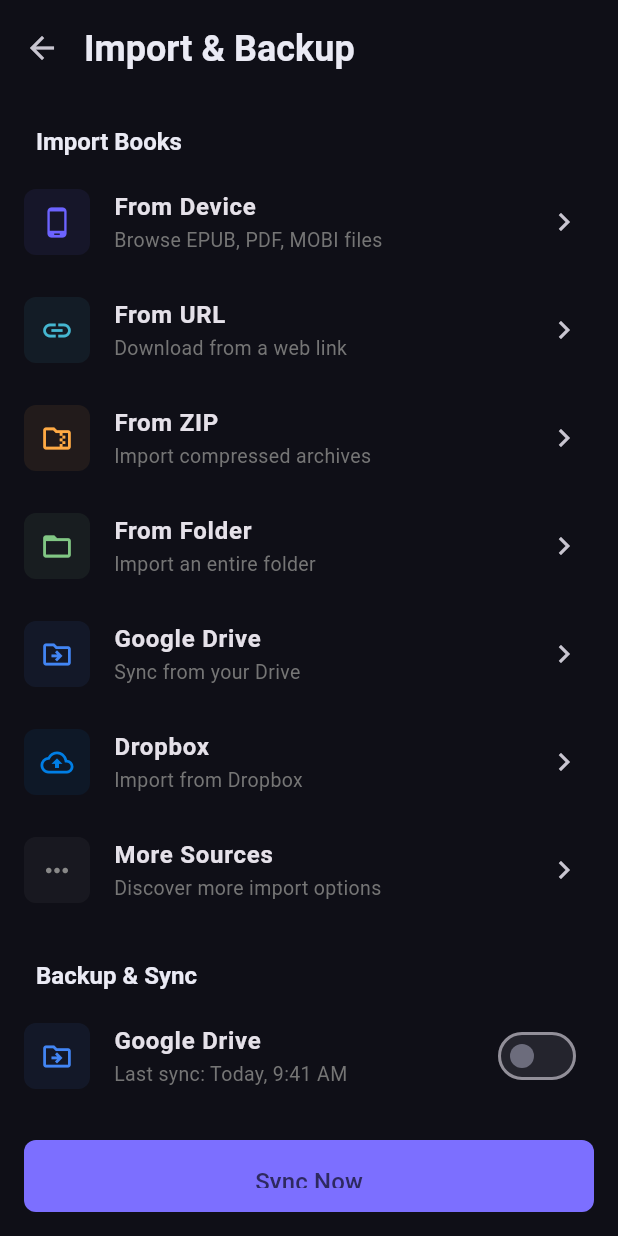
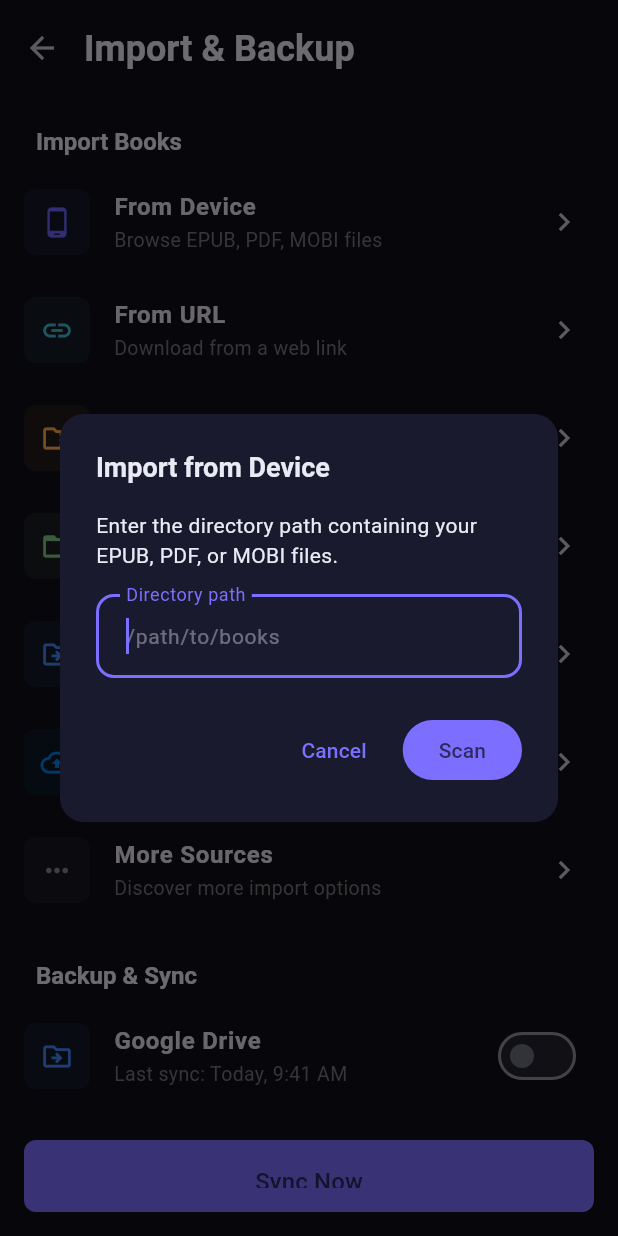
Before and after one commit to gitvs33/poneglyph, a Flutter app: the ImportBackupScreen screen opened directly, after a tap on "From Device", on a phone screen of 412 x 824 dp. Run offline on Flutter 3.47's test engine with Material 3 defaults, Android fonts, the phone set to English and light mode, and no system bars; our stand-ins replace shared_preferences; accounts and stored records are empty.

Commit message:
Replace file_picker with dart:io directory scan for importing
file_picker v11 is incompatible with Flutter 3.44's Built-in
Kotlin (KGP version conflict). Replaced with portable dart:io
scan: user enters a directory path, app recursively scans for
EPUB/PDF/MOBI files and imports them.

This is 100% portable - no platform plugins, no Kotlin/Gradle
issues. Both Linux and Android builds verified.

```diff
--- a/lib/screens/import_backup_screen.dart
+++ b/lib/screens/import_backup_screen.dart
@@ -1,13 +1,13 @@
 import 'package:flutter/material.dart';
 import 'package:provider/provider.dart';
-import 'package:file_picker/file_picker.dart';
+import 'dart:io';
 import '../../theme/design_tokens.dart';
 import '../../providers/library_provider.dart';
 import '../../models/book.dart';
 
-/// Merged Import & Backup screen with REAL file importing.
+/// Merged Import & Backup screen with file-scan based importing.
 ///
-/// "From Device" opens the native file picker for EPUB/PDF/MOBI files.
+/// "From Device" scans a user-specified directory for EPUB/PDF/MOBI files.
 /// "From URL" shows a dialog to paste a download link.
 /// Other sources show "Coming soon".
 class ImportBackupScreen extends StatefulWidget {
@@ -21,28 +21,67 @@
   bool _isImporting = false;
 
   Future<void> _importFromDevice() async {
-    try {
-      final result = await FilePicker.pickFiles(
-        type: FileType.custom,
-        allowedExtensions: ['epub', 'pdf', 'mobi'],
-        allowMultiple: true,
+    final controller = TextEditingController();
+    final path = await showDialog<String>(
+      context: context,
+      builder: (ctx) => AlertDialog(
+        title: const Text('Import from Device'),
+        content: Column(
+          mainAxisSize: MainAxisSize.min,
+          children: [
+            const Text(
+              'Enter the directory path containing your EPUB, PDF, '
+              'or MOBI files.',
+            ),
+            const SizedBox(height: 16),
+            TextField(
+              controller: controller,
+              decoration: const InputDecoration(
+                hintText: '/path/to/books',
+                labelText: 'Directory path',
+              ),
+              autofocus: true,
+            ),
+          ],
+        ),
+        actions: [
+          TextButton(
+            onPressed: () => Navigator.pop(ctx),
+            child: const Text('Cancel'),
+          ),
+          FilledButton(
+            onPressed: () => Navigator.pop(ctx, controller.text.trim()),
+            child: const Text('Scan'),
+          ),
+        ],
+      ),
     );
 
-      if (result == null || result.files.isEmpty) return;
+    if (path == null || path.isEmpty) return;
+
+    final dir = Directory(path);
+    if (!await dir.exists()) {
+      if (mounted) {
+        ScaffoldMessenger.of(context).showSnackBar(
+          const SnackBar(
+            content: Text('Directory not found'),
+            behavior: SnackBarBehavior.floating,
+          ),
+        );
+      }
+      return;
+    }
 
     setState(() => _isImporting = true);
     final library = context.read<LibraryProvider>();
     int added = 0;
 
-      for (final file in result.files) {
-        if (file.path == null) continue;
-
-        final filePath = file.path!;
-        final fileName = file.name;
-        final ext = (file.extension ?? '').toLowerCase();
-
-        // Determine format from extension
-        BookFormat format;
+    try {
+      await for (final entity
+          in dir.list(recursive: true, followLinks: false)) {
+        if (entity is! File) continue;
+        final ext = entity.path.split('.').last.toLowerCase();
+        BookFormat? format;
         switch (ext) {
           case 'epub':
             format = BookFormat.epub;
@@ -53,28 +92,24 @@
           case 'mobi':
             format = BookFormat.mobi;
             break;
-          default:
-            continue; // skip unknown
         }
+        if (format == null) continue;
 
-        // Extract title from filename (strip extension)
+        final fileName = entity.path.split('/').last;
         final title = fileName.replaceAll(RegExp(r'\.[^.]+$'), '');
-
-        // Create a unique ID from path + timestamp
-        final id = 'book_${DateTime.now().millisecondsSinceEpoch}_$added';
-
-        final book = Book(
-          id: id,
+        await library.addBook(Book(
+          id: 'import_${DateTime.now().millisecondsSinceEpoch}_$added',
           title: title,
           author: 'Unknown',
           format: format,
           source: BookSource.device,
-          filePath: filePath,
+          filePath: entity.path,
           totalPages: 0,
-        );
-
-        await library.addBook(book);
+        ));
         added++;
+      }
+    } catch (e) {
+      // ignore scanning errors
     }
 
     setState(() => _isImporting = false);
@@ -83,24 +118,11 @@
       ScaffoldMessenger.of(context).showSnackBar(
         SnackBar(
           content: Text(
-              added == 1
-                  ? 'Imported 1 book'
-                  : 'Imported $added books',
+            added == 1 ? 'Imported 1 book' : 'Imported $added books',
           ),
           behavior: SnackBarBehavior.floating,
         ),
       );
-      }
-    } catch (e) {
-      setState(() => _isImporting = false);
-      if (mounted) {
-        ScaffoldMessenger.of(context).showSnackBar(
-          SnackBar(
-            content: Text('Import failed: $e'),
-            behavior: SnackBarBehavior.floating,
-          ),
-        );
-      }
     }
   }
 
@@ -134,16 +156,14 @@
 
     if (url == null || url.isEmpty) return;
 
-    // Extract filename from URL for the title
     final uri = Uri.tryParse(url);
     final pathSegments = uri?.pathSegments ?? [];
     final fileName = pathSegments.isNotEmpty ? pathSegments.last : 'book';
     final title = fileName.replaceAll(RegExp(r'\.[^.]+$'), '');
-
-    // Guess format from extension
     final ext = fileName.contains('.')
         ? fileName.split('.').last.toLowerCase()
         : 'epub';
+
     BookFormat format;
     switch (ext) {
       case 'pdf':
@@ -193,69 +213,69 @@
   Widget build(BuildContext context) {
     final theme = Theme.of(context);
 
-    const importOptions = [
+    final importOptions = [
       _ImportOptionData(
         icon: Icons.phone_android,
         title: 'From Device',
         subtitle: 'Browse EPUB, PDF, MOBI files',
-        color: Color(0xFF6C63FF),
+        color: const Color(0xFF6C63FF),
       ),
       _ImportOptionData(
         icon: Icons.link,
         title: 'From URL',
         subtitle: 'Download from a web link',
-        color: Color(0xFF45B7D1),
+        color: const Color(0xFF45B7D1),
       ),
       _ImportOptionData(
         icon: Icons.folder_zip_outlined,
         title: 'From ZIP',
         subtitle: 'Import compressed archives',
-        color: Color(0xFFFFAA44),
+        color: const Color(0xFFFFAA44),
       ),
       _ImportOptionData(
         icon: Icons.folder_open,
         title: 'From Folder',
         subtitle: 'Import an entire folder',
-        color: Color(0xFF81C784),
+        color: const Color(0xFF81C784),
       ),
       _ImportOptionData(
         icon: Icons.drive_file_move_outlined,
         title: 'Google Drive',
         subtitle: 'Sync from your Drive',
-        color: Color(0xFF4285F4),
+        color: const Color(0xFF4285F4),
       ),
       _ImportOptionData(
         icon: Icons.cloud_upload_outlined,
         title: 'Dropbox',
         subtitle: 'Import from Dropbox',
-        color: Color(0xFF007EE5),
+        color: const Color(0xFF007EE5),
       ),
       _ImportOptionData(
         icon: Icons.more_horiz,
         title: 'More Sources',
         subtitle: 'Discover more import options',
-        color: Color(0xFF888888),
+        color: const Color(0xFF888888),
       ),
     ];
 
-    const backupOptions = [
+    final backupOptions = [
       _BackupOptionData(
         icon: Icons.drive_file_move_outlined,
         title: 'Google Drive',
         subtitle: 'Last sync: Today, 9:41 AM',
-        color: Color(0xFF4285F4),
+        color: const Color(0xFF4285F4),
       ),
       _BackupOptionData(
         icon: Icons.cloud_upload_outlined,
         title: 'Dropbox',
         subtitle: 'Last sync: Yesterday',
-        color: Color(0xFF007EE5),
+        color: const Color(0xFF007EE5),
       ),
       _BackupOptionData(
         icon: Icons.sync,
         title: 'Auto Backup',
         subtitle: 'Wi-Fi only',
-        color: Color(0xFF34C759),
+        color: const Color(0xFF34C759),
       ),
     ];
 
@@ -263,7 +283,7 @@
       body: SafeArea(
         child: Column(
           children: [
-            // ── Header ──────────────────────────────────────
+            // ── Header
             Padding(
               padding: const EdgeInsets.fromLTRB(
                 DesignTokens.grid4,
@@ -283,14 +303,13 @@
               ),
             ),
 
-            // ── Scrollable body ──────────────────────────────
+            // ── Scrollable body
             Expanded(
               child: Stack(
                 children: [
                   ListView(
                     padding: const EdgeInsets.only(bottom: DesignTokens.grid16),
                     children: [
-                      //  ··· Import Books section ···
                       Padding(
                         padding: const EdgeInsets.fromLTRB(
                           DesignTokens.grid24,
@@ -315,10 +334,7 @@
                           _comingSoon,
                         ),
                       ),
-
                       const SizedBox(height: DesignTokens.grid16),
-
-                      //  ··· Backup & Sync section ···
                       Padding(
                         padding: const EdgeInsets.fromLTRB(
                           DesignTokens.grid24,
@@ -338,8 +354,6 @@
                       ),
                     ],
                   ),
-
-                  // Loading overlay
                   if (_isImporting)
                     Container(
                       color: Colors.black26,
@@ -351,7 +365,7 @@
               ),
             ),
 
-            // ── Sync Now button (pinned to bottom) ──────────
+            // ── Sync Now button
             Padding(
               padding: const EdgeInsets.fromLTRB(
                 DesignTokens.grid16,
@@ -459,8 +473,6 @@
   }
 }
 
-// ── Private data classes ──────────────────────────────────────
-
 class _ImportOptionData {
   final IconData icon;
   final String title;
--- a/pubspec.yaml
+++ b/pubspec.yaml
@@ -13,8 +13,6 @@
   provider: ^6.1.2
   shared_preferences: ^2.3.4
   intl: ^0.20.2
-  file_picker: ^11.0.2
-
 dev_dependencies:
   flutter_test:
     sdk: flutter
```
Also changed, not shown: lib/screens/onboarding/import_page.dart (+65 -24 lines), pubspec.lock, 2 other files. Lines whose indentation alone changed are shown as unchanged.
